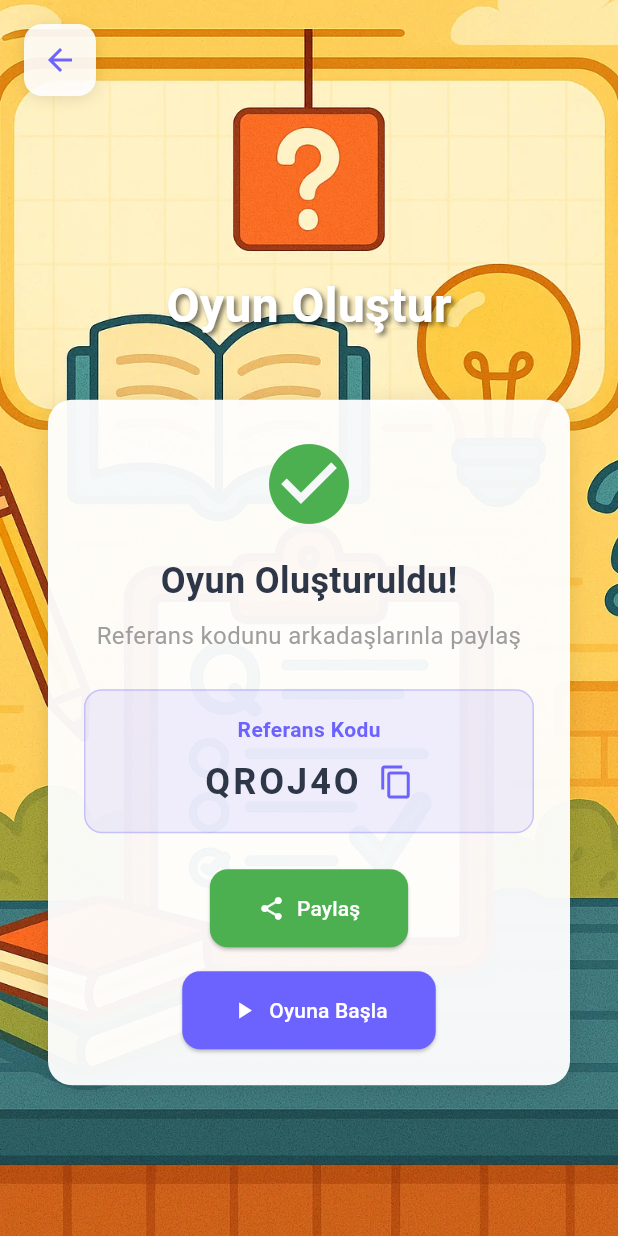
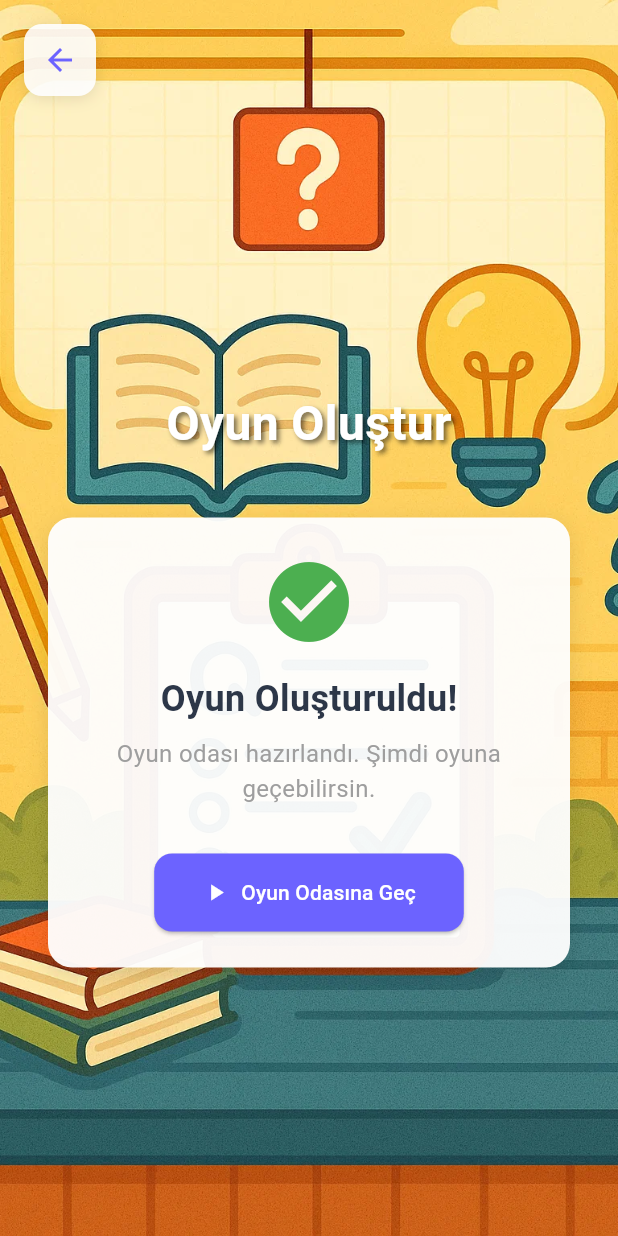
Before and after one commit to MelihDelice/Flutter-Cursor, a Flutter app: the CreateGameScreen screen opened directly, after a tap on "Oyun Oluştur", on a phone screen of 412 x 824 dp. Run offline on Flutter 3.47's test engine with Material 3 defaults, Android fonts, the light colour scheme and no system bars; our stand-ins replace audioplayers, firebase_core, firebase_database, share_plus, shared_preferences; accounts and stored records are empty.

Commit message:
Refactor CreateGameScreen UI and navigation flow

```diff
--- a/project1/project1/lib/screens/create_game_screen.dart
+++ b/project1/project1/lib/screens/create_game_screen.dart
@@ -308,93 +308,20 @@ class _CreateGameScreenState extends State<CreateGameScreen>
           ),
           const SizedBox(height: 8),
           const Text(
-            'Referans kodunu arkadaşlarınla paylaş',
+            'Oyun odası hazırlandı. Şimdi oyuna geçebilirsin.',
             textAlign: TextAlign.center,
             style: TextStyle(
               fontSize: 16,
               color: Colors.grey,
             ),
           ),
-          const SizedBox(height: 24),
+          const SizedBox(height: 32),
 
-          // Referans kodu
-          Container(
-            padding: const EdgeInsets.all(16),
-            decoration: BoxDecoration(
-              color: const Color(0xFF6C63FF).withOpacity(0.1),
-              borderRadius: BorderRadius.circular(12),
-              border: Border.all(color: const Color(0xFF6C63FF).withOpacity(0.3)),
-            ),
-            child: Column(
-              children: [
-                const Text(
-                  'Referans Kodu',
-                  style: TextStyle(
-                    fontSize: 14,
-                    fontWeight: FontWeight.w600,
-                    color: Color(0xFF6C63FF),
-                  ),
-                ),
-                const SizedBox(height: 8),
-                Row(
-                  mainAxisAlignment: MainAxisAlignment.center,
-                  children: [
-                    Text(
-                      _gameId ?? '',
-                      style: const TextStyle(
-                        fontSize: 24,
-                        fontWeight: FontWeight.bold,
-                        color: Color(0xFF2D3748),
-                        letterSpacing: 2,
-                      ),
-                    ),
-                    const SizedBox(width: 12),
-                    GestureDetector(
-                      onTap: () {
-                        if (_gameId != null && _gameId!.isNotEmpty) {
-                          Clipboard.setData(ClipboardData(text: _gameId!));
-                          ScaffoldMessenger.of(context).showSnackBar(
-                            const SnackBar(
-                              content: Text('Referans kodu kopyalandı!'),
-                              backgroundColor: Colors.green,
-                            ),
-                          );
-                        }
-                      },
-                      child: const Icon(
-                        Icons.copy,
-                        color: Color(0xFF6C63FF),
-                        size: 24,
-                      ),
-                    ),
-                  ],
-                ),
-              ],
-            ),
-          ),
-          const SizedBox(height: 24),
-
-          // Paylaş butonu
-          ElevatedButton.icon(
-            onPressed: () => _shareGameCode(),
-            icon: const Icon(Icons.share),
-            label: const Text('Paylaş'),
-            style: ElevatedButton.styleFrom(
-              backgroundColor: Colors.green,
-              foregroundColor: Colors.white,
-              padding: const EdgeInsets.symmetric(horizontal: 32, vertical: 16),
-              shape: RoundedRectangleBorder(
-                borderRadius: BorderRadius.circular(12),
-              ),
-            ),
-          ),
-          const SizedBox(height: 16),
-
-          // Oyuna başla butonu
+          // Oyuna geç butonu
           ElevatedButton.icon(
             onPressed: () => _startGame(),
             icon: const Icon(Icons.play_arrow),
-            label: const Text('Oyuna Başla'),
+            label: const Text('Oyun Odasına Geç'),
             style: ElevatedButton.styleFrom(
               backgroundColor: const Color(0xFF6C63FF),
               foregroundColor: Colors.white,
@@ -432,10 +359,7 @@ class _CreateGameScreenState extends State<CreateGameScreen>
     }
   }
 
-  void _shareGameCode() {
-    final message = 'Quiz oyununa katılmak için bu referans kodunu kullan: $_gameId';
-    Share.share(message, subject: 'Quiz Oyunu Daveti');
-  }
+
 
   void _startGame() {
     if (_gameId != null) {
```
